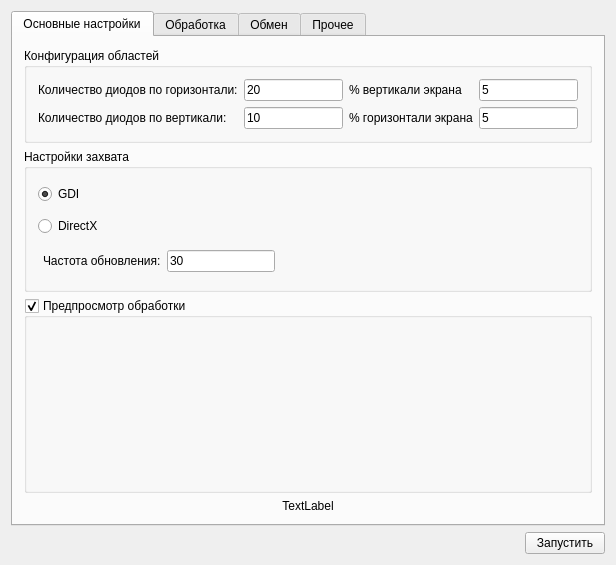
Old version of the form Pixie/pixie.ui in the repository sergrt/pixie.
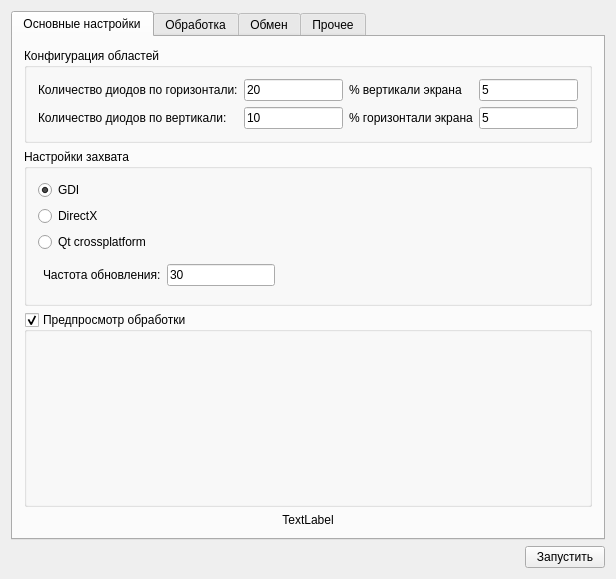
New version of the form. Icons and pictures are not drawn.

Commit message: Added Qt crossplatform capture

```diff
--- a/Pixie/pixie.ui
+++ b/Pixie/pixie.ui
@@ -143,8 +143,8 @@
           <property name="title">
            <string>Настройки захвата</string>
           </property>
-          <layout class="QGridLayout" name="gridLayout_3" rowstretch="1,0,0">
-           <item row="2" column="0" colspan="2">
+          <layout class="QGridLayout" name="gridLayout_3" rowstretch="1,1,1,0">
+           <item row="3" column="0" colspan="2">
             <widget class="QFrame" name="frame">
              <property name="frameShape">
               <enum>QFrame::NoFrame</enum>
@@ -218,7 +218,14 @@
              </property>
             </widget>
            </item>
-           <item row="0" column="1" rowspan="2">
+           <item row="2" column="0">
+            <widget class="QRadioButton" name="bnQt">
+             <property name="text">
+              <string>Qt crossplatform</string>
+             </property>
+            </widget>
+           </item>
+           <item row="0" column="1" rowspan="3">
             <spacer name="horizontalSpacer_2">
              <property name="orientation">
               <enum>Qt::Horizontal</enum>
```
Left out of the diff: 15 changed lines with no effect on the pictures. The commit also changes 14 other files.
